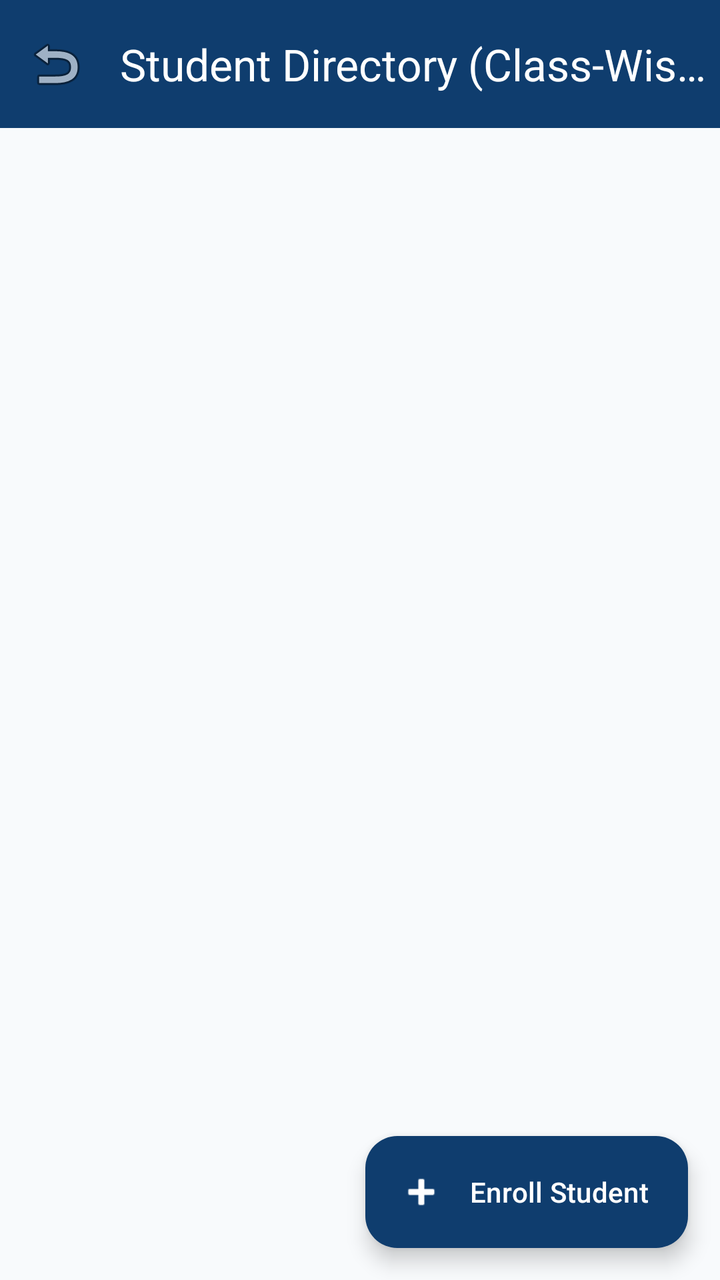
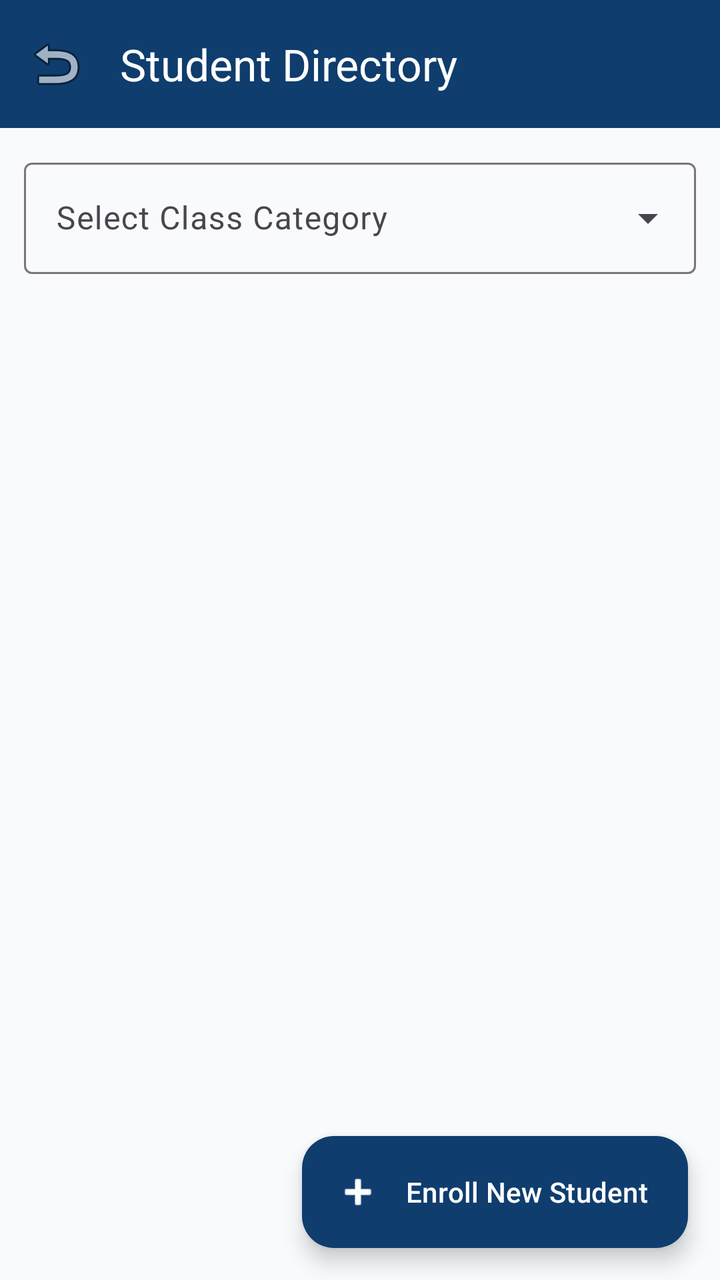

Before-and-after screenshots of an Android layout around one commit, followed by the original layout XML and the change that was made.
<!-- AndroidManifest.xml: application theme Theme.SchoolManager -->
<!-- res/layout/activity_student_management.xml -->
<?xml version="1.0" encoding="utf-8"?>
<androidx.coordinatorlayout.widget.CoordinatorLayout
    xmlns:android="http://schemas.android.com/apk/res/android"
    xmlns:app="http://schemas.android.com/apk/res-auto"
    android:layout_width="match_parent"
    android:layout_height="match_parent"
    android:background="#F8FAFC">

    <com.google.android.material.appbar.AppBarLayout
        android:layout_width="match_parent"
        android:layout_height="wrap_content">

        <com.google.android.material.appbar.MaterialToolbar
            android:id="@+id/toolbar"
            android:layout_width="match_parent"
            android:layout_height="?attr/actionBarSize"
            android:background="#0F3D6E"
            app:title="Student Directory (Class-Wise)"
            app:titleTextColor="@android:color/white"
            app:navigationIcon="@android:drawable/ic_menu_revert" />
    </com.google.android.material.appbar.AppBarLayout>

    <androidx.recyclerview.widget.RecyclerView
        android:id="@+id/rvStudents"
        android:layout_width="match_parent"
        android:layout_height="match_parent"
        android:padding="12dp"
        app:layout_behavior="@string/appbar_scrolling_view_behavior" />

    <com.google.android.material.floatingactionbutton.ExtendedFloatingActionButton
        android:id="@+id/fabAddStudent"
        android:layout_width="wrap_content"
        android:layout_height="wrap_content"
        android:layout_gravity="bottom|end"
        android:layout_margin="16dp"
        android:text="Enroll Student"
        android:textColor="@android:color/white"
        app:icon="@android:drawable/ic_input_add"
        app:iconTint="@android:color/white"
        app:backgroundTint="#0F3D6E" />

</androidx.coordinatorlayout.widget.CoordinatorLayout>
<!-- resources referenced by this layout -->
<resources>
  <style name="Theme.SchoolManager" parent="Theme.Material3.DayNight.NoActionBar">
          <item name="colorPrimary">#0F3D6E</item>
          <item name="colorOnPrimary">#FFFFFF</item>
          <item name="colorSecondary">#D97706</item>
          <item name="android:statusBarColor">#0F3D6E</item>
          <item name="android:windowLightStatusBar">false</item>
      </style>
</resources>

<!-- the commit's change to res/layout/activity_student_management.xml (unified diff, before → after) -->
@@ -15,17 +15,41 @@
             android:layout_width="match_parent"
             android:layout_height="?attr/actionBarSize"
             android:background="#0F3D6E"
-            app:title="Student Directory (Class-Wise)"
+            app:title="Student Directory"
             app:titleTextColor="@android:color/white"
             app:navigationIcon="@android:drawable/ic_menu_revert" />
     </com.google.android.material.appbar.AppBarLayout>
 
-    <androidx.recyclerview.widget.RecyclerView
-        android:id="@+id/rvStudents"
+    <LinearLayout
         android:layout_width="match_parent"
         android:layout_height="match_parent"
+        android:orientation="vertical"
         android:padding="12dp"
-        app:layout_behavior="@string/appbar_scrolling_view_behavior" />
+        app:layout_behavior="@string/appbar_scrolling_view_behavior">
+
+        
+        <com.google.android.material.textfield.TextInputLayout
+            android:id="@+id/tilClassFilter"
+            style="@style/Widget.Material3.TextInputLayout.OutlinedBox.ExposedDropdownMenu"
+            android:layout_width="match_parent"
+            android:layout_height="wrap_content"
+            android:layout_marginBottom="8dp"
+            android:hint="Select Class Category">
+
+            <AutoCompleteTextView
+                android:id="@+id/actvClassFilter"
+                android:layout_width="match_parent"
+                android:layout_height="wrap_content"
+                android:inputType="none" />
+        </com.google.android.material.textfield.TextInputLayout>
+
+        <androidx.recyclerview.widget.RecyclerView
+            android:id="@+id/rvStudents"
+            android:layout_width="match_parent"
+            android:layout_height="0dp"
+            android:layout_weight="1" />
+
+    </LinearLayout>
 
     <com.google.android.material.floatingactionbutton.ExtendedFloatingActionButton
         android:id="@+id/fabAddStudent"
@@ -33,7 +57,7 @@
         android:layout_height="wrap_content"
         android:layout_gravity="bottom|end"
         android:layout_margin="16dp"
-        android:text="Enroll Student"
+        android:text="Enroll New Student"
         android:textColor="@android:color/white"
         app:icon="@android:drawable/ic_input_add"
         app:iconTint="@android:color/white"
